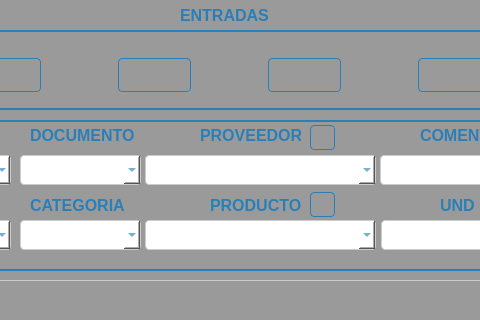
First picture: the form in Inventario de almacen/ui/FrmSalidas.ui, repository CodeDrTech/DevelopPython, before the edit; both pictures show x 130 to 610 and y 0 to 320 of the 723 by 554 pixel window.
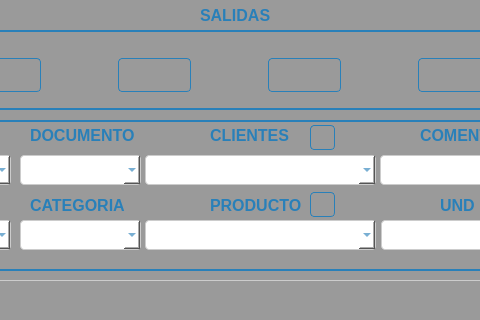
Second picture: the form after the edit. Icons and pictures are not drawn.

The edit to the form file:
```diff
--- a/Inventario de almacen/ui/FrmSalidas.ui
+++ b/Inventario de almacen/ui/FrmSalidas.ui
@@ -609,9 +609,9 @@
     <widget class="QLabel" name="label_10">
      <property name="geometry">
       <rect>
-       <x>320</x>
+       <x>330</x>
        <y>5</y>
-       <width>101</width>
+       <width>81</width>
        <height>21</height>
       </rect>
      </property>
@@ -635,7 +635,7 @@
 </string>
      </property>
      <property name="text">
-      <string>PROVEEDOR</string>
+      <string>CLIENTES</string>
      </property>
     </widget>
     <widget class="QLabel" name="label_11">
@@ -1133,9 +1133,9 @@
    <widget class="QLabel" name="label_8">
     <property name="geometry">
      <rect>
-      <x>310</x>
+      <x>330</x>
       <y>5</y>
-      <width>91</width>
+      <width>71</width>
       <height>21</height>
      </rect>
     </property>
@@ -1159,7 +1159,7 @@
 </string>
     </property>
     <property name="text">
-     <string>ENTRADAS</string>
+     <string>SALIDAS</string>
     </property>
    </widget>
    <widget class="QTableView" name="dataView">
```
Left out of the diff: 4 changed lines with no effect on the pictures.
